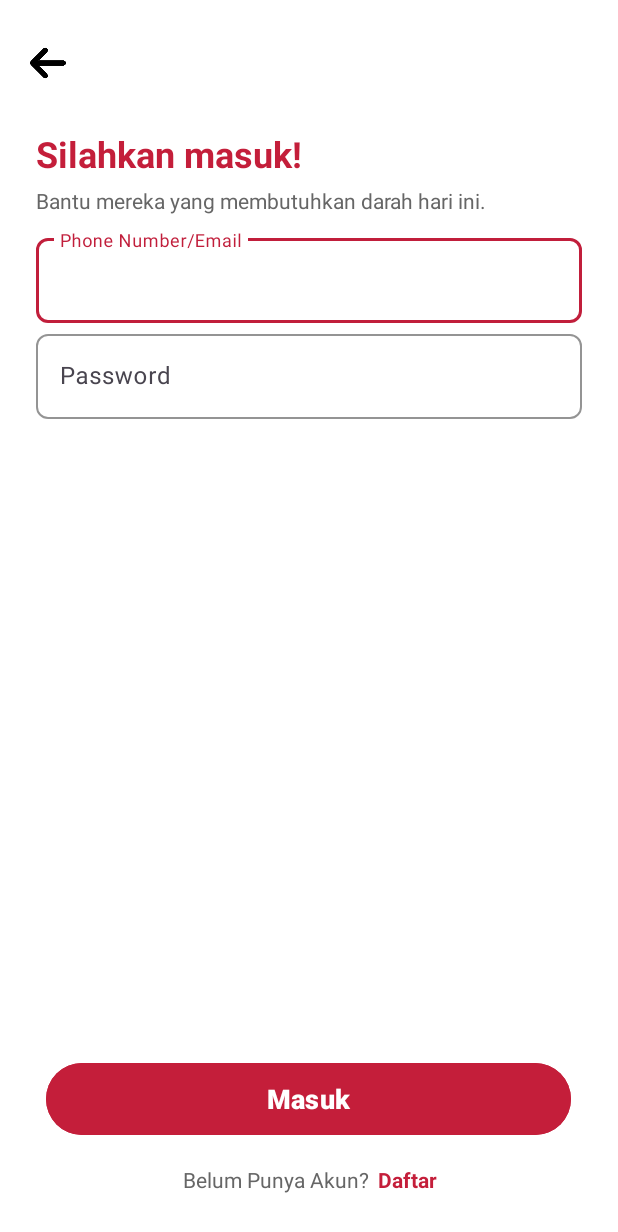
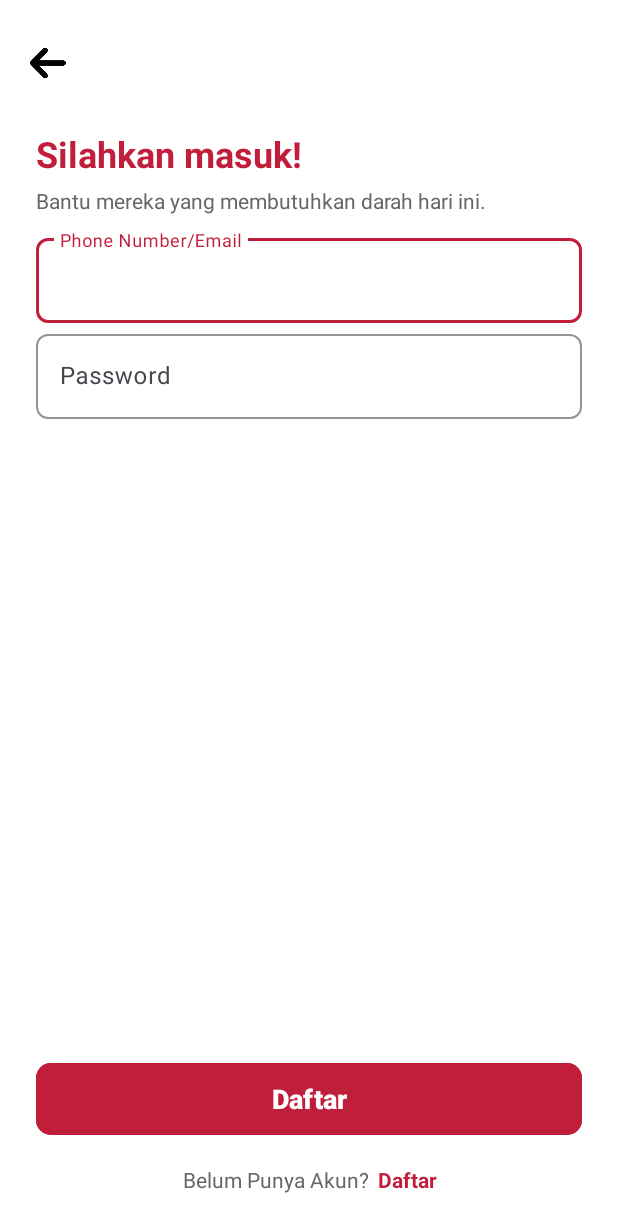
Before and after one commit to farafahirun/Temu-Darah, an Android app: the MasukActivity screen opened directly, with no data from a screen before it, on a phone screen of 412 x 824 dp. Shown: the top 1232 px of the screen. Run offline under Robolectric (Android 15) with nearby library versions, the phone set to English and light mode, and no system bars; 1 statement that could not run was skipped.

Commit message:
Update UI (6)

```diff
--- a/app/src/main/res/color/warna_bottom.xml
+++ b/app/src/main/res/color/warna_bottom.xml
@@ -1,5 +1,5 @@
 <?xml version="1.0" encoding="utf-8"?>
 <selector xmlns:android="http://schemas.android.com/apk/res/android">
-    <item android:color="@color/utama_dark" android:state_checked="true" />
+    <item android:color="@color/utama" android:state_checked="true" />
     <item android:color="@color/abu_abu" android:state_checked="false" />
 </selector>
--- a/app/src/main/res/layout/activity_masuk.xml
+++ b/app/src/main/res/layout/activity_masuk.xml
@@ -27,7 +27,7 @@
         android:text="Silahkan masuk!"
         android:textSize="24sp"
         android:textStyle="bold"
-        android:textColor="#C41E3A"
+        android:textColor="@color/utama"
         app:layout_constraintTop_toBottomOf="@id/iv_back"
         app:layout_constraintStart_toStartOf="parent"
         android:layout_marginTop="32dp"
@@ -52,8 +52,8 @@
         android:layout_width="match_parent"
         android:layout_height="wrap_content"
         android:layout_marginBottom="8dp"
-        app:boxStrokeColor="#C11E3B"
-        app:hintTextColor="#C11E3B"
+        app:boxStrokeColor="@color/utama"
+        app:hintTextColor="@color/utama"
         app:boxCornerRadiusTopStart="8dp"
         app:boxCornerRadiusTopEnd="8dp"
         app:boxCornerRadiusBottomStart="8dp"
@@ -104,26 +104,20 @@
 
     </com.google.android.material.textfield.TextInputLayout>
 
-    <!-- Login Button -->
     <com.google.android.material.button.MaterialButton
         android:id="@+id/btn_login"
-        android:layout_width="350dp"
+        android:layout_width="match_parent"
         android:layout_height="56dp"
-        android:layout_marginTop="16dp"
-        android:backgroundTint="#C41E3A"
-        android:elevation="4dp"
-        android:paddingStart="16dp"
-        android:paddingEnd="16dp"
-        android:text="Masuk"
-        android:textColor="#FFFFFF"
+        android:backgroundTint="@color/utama"
+        android:text="Daftar"
+        android:textColor="@color/white"
         android:textSize="18sp"
+        android:layout_marginHorizontal="24dp"
         android:textStyle="bold"
         app:layout_constraintBottom_toTopOf="@+id/linearLayout"
-        app:layout_constraintEnd_toEndOf="parent"
-        app:layout_constraintHorizontal_bias="0.491"
-        app:layout_constraintStart_toStartOf="parent"
-        app:layout_constraintTop_toBottomOf="@id/til_password"
-        app:layout_constraintVertical_bias="0.962" />
+        android:layout_marginBottom="16dp"
+        app:cornerRadius="10dp"
+        app:strokeColor="@color/utama" />
 
     <!-- Footer Text: Belum Punya Akun? Daftar -->
     <LinearLayout
@@ -156,7 +150,7 @@
             android:focusable="true"
             android:text="Daftar"
             android:textStyle="bold"
-            android:textColor="#C41E3A"
+            android:textColor="@color/utama"
             android:textSize="14sp" />
     </LinearLayout>
 </androidx.constraintlayout.widget.ConstraintLayout>
```
Also changed, not shown: app/src/main/res/layout/activity_daftar.xml (+10 -12 lines), app/src/main/res/layout/activity_loading_page.xml (+8 -9 lines).
